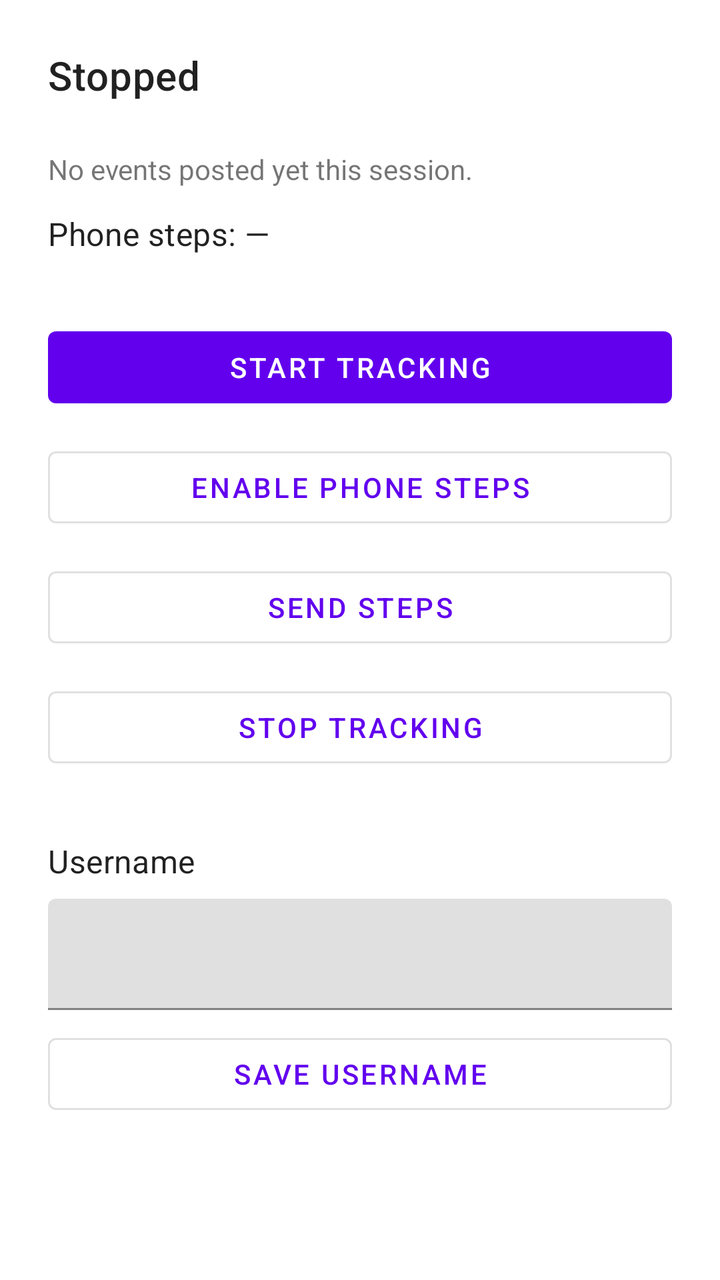
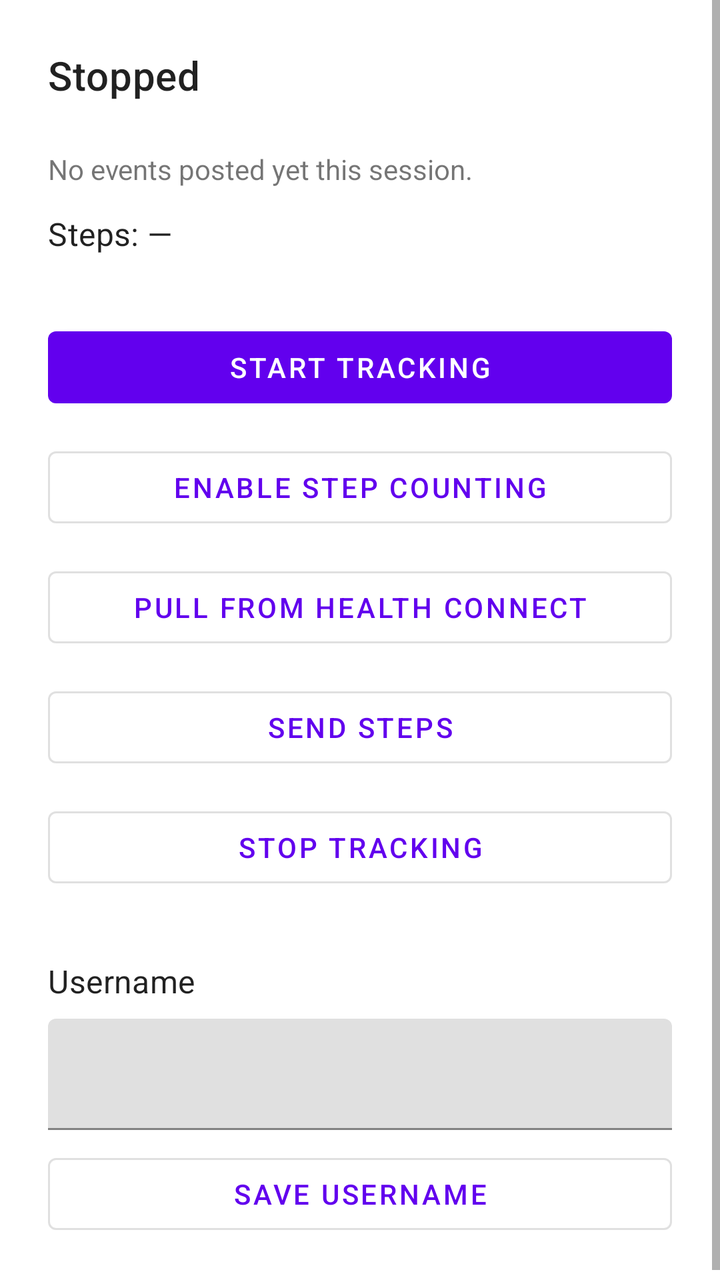

Screens rendered from an Android XML layout before and after an edit, with the pre-edit source and the edit as a unified diff.
<!-- AndroidManifest.xml: application theme Theme.SleepTracker -->
<!-- res/layout/activity_main.xml -->
<?xml version="1.0" encoding="utf-8"?>
<ScrollView xmlns:android="http://schemas.android.com/apk/res/android"
    xmlns:app="http://schemas.android.com/apk/res-auto"
    android:layout_width="match_parent"
    android:layout_height="match_parent"
    android:fillViewport="true">

<androidx.constraintlayout.widget.ConstraintLayout
    android:layout_width="match_parent"
    android:layout_height="wrap_content"
    android:padding="24dp">

    <TextView
        android:id="@+id/statusText"
        android:layout_width="0dp"
        android:layout_height="wrap_content"
        android:textAppearance="?attr/textAppearanceHeadline6"
        android:text="@string/status_stopped"
        app:layout_constraintTop_toTopOf="parent"
        app:layout_constraintStart_toStartOf="parent"
        app:layout_constraintEnd_toEndOf="parent" />

    <TextView
        android:id="@+id/configWarning"
        android:layout_width="0dp"
        android:layout_height="wrap_content"
        android:layout_marginTop="12dp"
        android:textColor="#B91C1C"
        android:visibility="gone"
        android:text="@string/config_missing"
        app:layout_constraintTop_toBottomOf="@id/statusText"
        app:layout_constraintStart_toStartOf="parent"
        app:layout_constraintEnd_toEndOf="parent" />

    <TextView
        android:id="@+id/usageAccessWarning"
        android:layout_width="0dp"
        android:layout_height="wrap_content"
        android:layout_marginTop="12dp"
        android:textColor="#B45309"
        android:visibility="gone"
        android:text="@string/usage_access_missing"
        app:layout_constraintTop_toBottomOf="@id/configWarning"
        app:layout_constraintStart_toStartOf="parent"
        app:layout_constraintEnd_toEndOf="parent" />

    <com.google.android.material.button.MaterialButton
        android:id="@+id/grantUsageAccessButton"
        style="@style/Widget.MaterialComponents.Button.OutlinedButton"
        android:layout_width="0dp"
        android:layout_height="wrap_content"
        android:layout_marginTop="8dp"
        android:visibility="gone"
        android:text="@string/btn_grant_usage_access"
        app:layout_constraintTop_toBottomOf="@id/usageAccessWarning"
        app:layout_constraintStart_toStartOf="parent"
        app:layout_constraintEnd_toEndOf="parent" />

    <TextView
        android:id="@+id/lastEventText"
        android:layout_width="0dp"
        android:layout_height="wrap_content"
        android:layout_marginTop="24dp"
        android:text="@string/last_event_none"
        app:layout_constraintTop_toBottomOf="@id/grantUsageAccessButton"
        app:layout_constraintStart_toStartOf="parent"
        app:layout_constraintEnd_toEndOf="parent" />

    <TextView
        android:id="@+id/dailyStepsText"
        android:layout_width="0dp"
        android:layout_height="wrap_content"
        android:layout_marginTop="12dp"
        android:textAppearance="?attr/textAppearanceSubtitle1"
        android:text="@string/daily_steps_none"
        app:layout_constraintTop_toBottomOf="@id/lastEventText"
        app:layout_constraintStart_toStartOf="parent"
        app:layout_constraintEnd_toEndOf="parent" />

    <com.google.android.material.button.MaterialButton
        android:id="@+id/startButton"
        android:layout_width="0dp"
        android:layout_height="wrap_content"
        android:layout_marginTop="32dp"
        android:text="@string/btn_start"
        app:layout_constraintTop_toBottomOf="@id/dailyStepsText"
        app:layout_constraintStart_toStartOf="parent"
        app:layout_constraintEnd_toEndOf="parent" />

    <com.google.android.material.button.MaterialButton
        android:id="@+id/enableStepsButton"
        style="@style/Widget.MaterialComponents.Button.OutlinedButton"
        android:layout_width="0dp"
        android:layout_height="wrap_content"
        android:layout_marginTop="12dp"
        android:text="@string/btn_enable_steps"
        app:layout_constraintTop_toBottomOf="@id/startButton"
        app:layout_constraintStart_toStartOf="parent"
        app:layout_constraintEnd_toEndOf="parent" />

    <com.google.android.material.button.MaterialButton
        android:id="@+id/sendStepsButton"
        style="@style/Widget.MaterialComponents.Button.OutlinedButton"
        android:layout_width="0dp"
        android:layout_height="wrap_content"
        android:layout_marginTop="12dp"
        android:text="@string/btn_send_steps"
        app:layout_constraintTop_toBottomOf="@id/enableStepsButton"
        app:layout_constraintStart_toStartOf="parent"
        app:layout_constraintEnd_toEndOf="parent" />

    <com.google.android.material.button.MaterialButton
        android:id="@+id/stopButton"
        style="@style/Widget.MaterialComponents.Button.OutlinedButton"
        android:layout_width="0dp"
        android:layout_height="wrap_content"
        android:layout_marginTop="12dp"
        android:text="@string/btn_stop"
        app:layout_constraintTop_toBottomOf="@id/sendStepsButton"
        app:layout_constraintStart_toStartOf="parent"
        app:layout_constraintEnd_toEndOf="parent" />

    <TextView
        android:id="@+id/usernameLabel"
        android:layout_width="0dp"
        android:layout_height="wrap_content"
        android:layout_marginTop="32dp"
        android:textAppearance="?attr/textAppearanceSubtitle1"
        android:text="@string/username_label"
        app:layout_constraintTop_toBottomOf="@id/stopButton"
        app:layout_constraintStart_toStartOf="parent"
        app:layout_constraintEnd_toEndOf="parent" />

    <com.google.android.material.textfield.TextInputLayout
        android:id="@+id/usernameInputLayout"
        android:layout_width="0dp"
        android:layout_height="wrap_content"
        android:layout_marginTop="8dp"
        app:layout_constraintTop_toBottomOf="@id/usernameLabel"
        app:layout_constraintStart_toStartOf="parent"
        app:layout_constraintEnd_toEndOf="parent">

        <com.google.android.material.textfield.TextInputEditText
            android:id="@+id/usernameInput"
            android:layout_width="match_parent"
            android:layout_height="wrap_content"
            android:inputType="textPersonName"
            android:maxLines="1"
            android:imeOptions="actionDone" />
    </com.google.android.material.textfield.TextInputLayout>

    <com.google.android.material.button.MaterialButton
        android:id="@+id/saveUsernameButton"
        style="@style/Widget.MaterialComponents.Button.OutlinedButton"
        android:layout_width="0dp"
        android:layout_height="wrap_content"
        android:layout_marginTop="8dp"
        android:text="@string/btn_save_username"
        app:layout_constraintTop_toBottomOf="@id/usernameInputLayout"
        app:layout_constraintStart_toStartOf="parent"
        app:layout_constraintEnd_toEndOf="parent" />

</androidx.constraintlayout.widget.ConstraintLayout>

</ScrollView>
<!-- resources referenced by this layout -->
<resources>
  <string name="btn_enable_steps">Enable phone steps</string>
  <string name="btn_grant_usage_access">Grant usage access</string>
  <string name="btn_save_username">Save username</string>
  <string name="btn_send_steps">Send steps</string>
  <string name="btn_start">Start tracking</string>
  <string name="btn_stop">Stop tracking</string>
  <string name="config_missing">SUPABASE_URL or SUPABASE_KEY is empty. Set them in android/local.properties and rebuild.</string>
  <string name="daily_steps_none">Phone steps: —</string>
  <string name="last_event_none">No events posted yet this session.</string>
  <string name="status_stopped">Stopped</string>
  <string name="usage_access_missing">Usage access not granted. Without it, in-app activity (e.g. scrolling) isn\'t logged while the screen stays on — only screen on/off broadcasts are.</string>
  <string name="username_label">Username</string>
  <style name="Theme.SleepTracker" parent="Theme.MaterialComponents.DayNight.NoActionBar" />
</resources>

<!-- the commit's change to res/layout/activity_main.xml (unified diff, before → after) -->
@@ -99,13 +99,24 @@
         app:layout_constraintEnd_toEndOf="parent" />
 
     <com.google.android.material.button.MaterialButton
+        android:id="@+id/pullHealthConnectButton"
+        style="@style/Widget.MaterialComponents.Button.OutlinedButton"
+        android:layout_width="0dp"
+        android:layout_height="wrap_content"
+        android:layout_marginTop="12dp"
+        android:text="@string/btn_pull_health_connect"
+        app:layout_constraintTop_toBottomOf="@id/enableStepsButton"
+        app:layout_constraintStart_toStartOf="parent"
+        app:layout_constraintEnd_toEndOf="parent" />
+
+    <com.google.android.material.button.MaterialButton
         android:id="@+id/sendStepsButton"
         style="@style/Widget.MaterialComponents.Button.OutlinedButton"
         android:layout_width="0dp"
         android:layout_height="wrap_content"
         android:layout_marginTop="12dp"
         android:text="@string/btn_send_steps"
-        app:layout_constraintTop_toBottomOf="@id/enableStepsButton"
+        app:layout_constraintTop_toBottomOf="@id/pullHealthConnectButton"
         app:layout_constraintStart_toStartOf="parent"
         app:layout_constraintEnd_toEndOf="parent" />
 
<!-- resource entries referenced after the edit -->
@@ -1,13 +1,14 @@
 <!-- resources referenced by this layout -->
 <resources>
-  <string name="btn_enable_steps">Enable phone steps</string>
+  <string name="btn_enable_steps">Enable step counting</string>
   <string name="btn_grant_usage_access">Grant usage access</string>
+  <string name="btn_pull_health_connect">Pull from Health Connect</string>
   <string name="btn_save_username">Save username</string>
   <string name="btn_send_steps">Send steps</string>
   <string name="btn_start">Start tracking</string>
   <string name="btn_stop">Stop tracking</string>
   <string name="config_missing">SUPABASE_URL or SUPABASE_KEY is empty. Set them in android/local.properties and rebuild.</string>
-  <string name="daily_steps_none">Phone steps: —</string>
+  <string name="daily_steps_none">Steps: —</string>
   <string name="last_event_none">No events posted yet this session.</string>
   <string name="status_stopped">Stopped</string>
   <string name="usage_access_missing">Usage access not granted. Without it, in-app activity (e.g. scrolling) isn\'t logged while the screen stays on — only screen on/off broadcasts are.</string>
